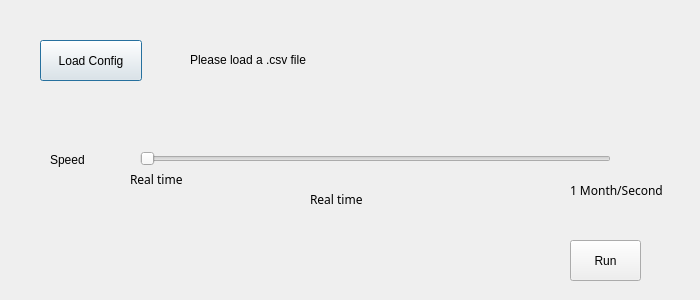
This is realmode.ui in bao-ho/Cpp-Solar-System-Simulator as Qt 5 draws it before an edit. The edited form follows.
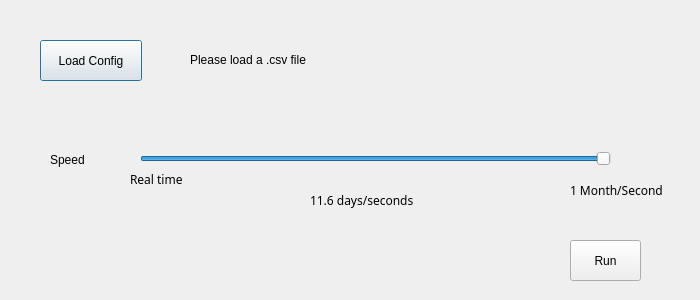
This is the edited form.

```diff
--- a/realmode.ui
+++ b/realmode.ui
@@ -41,6 +41,12 @@
    <property name="maximum">
     <number>2592000</number>
    </property>
+   <property name="value">
+    <number>1000000</number>
+   </property>
+   <property name="sliderPosition">
+    <number>1000000</number>
+   </property>
    <property name="orientation">
     <enum>Qt::Horizontal</enum>
    </property>
@@ -128,7 +134,7 @@
      <x>310</x>
      <y>190</y>
      <width>181</width>
-     <height>19</height>
+     <height>21</height>
     </rect>
    </property>
    <property name="font">
@@ -137,7 +143,7 @@
     </font>
    </property>
    <property name="text">
-    <string>Real time</string>
+    <string>11.6 days/seconds</string>
    </property>
   </widget>
  </widget>
```
